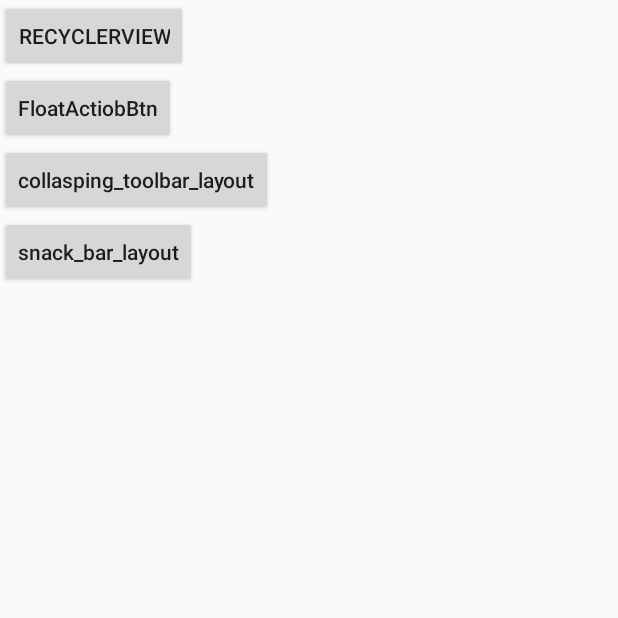
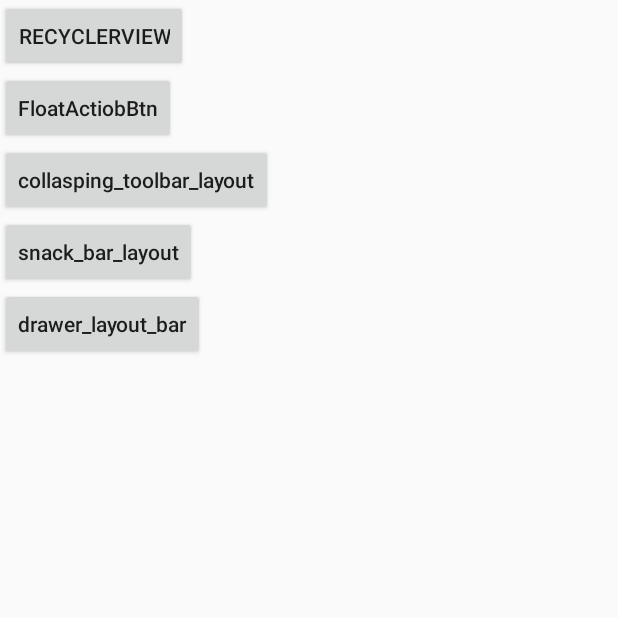
Before and after one commit to yangshaopeng/MaterialDesign, an Android app: the screen it shows after launch (MdMainActivity), on a phone screen of 412 x 824 dp, the top half of it. Run offline under Robolectric (Android 15) with nearby library versions, the phone set to English and light mode, and no system bars; our stand-ins replace Dagger/Hilt's generated code; libraries missing offline, so code that uses them is left out: retrofit2.adapter.rxjava.

Commit message:
DrawerLayout

```diff
--- a/app/src/main/AndroidManifest.xml
+++ b/app/src/main/AndroidManifest.xml
@@ -27,7 +27,8 @@
         <activity android:name=".md.RecyclerViewActivity" />
         <activity android:name=".md.FabActivity" />
         <activity android:name=".md.CollapsingToolBarLayoutActivity" />
-        <activity android:name=".md.SnackBarActivity"></activity>
+        <activity android:name=".md.SnackBarActivity" />
+        <activity android:name=".md.DrawLayoutActivity"></activity>
     </application>
 
 </manifest>
--- a/app/src/main/java/com/hhmt/materialdesign/md/MdMainActivity.java
+++ b/app/src/main/java/com/hhmt/materialdesign/md/MdMainActivity.java
@@ -14,6 +14,7 @@ public class MdMainActivity extends AppCompatActivity implements View.OnClickLis
     private Button floatingActionButton;
     private Button collaspingBtn;
     private Button snackBarBtn;
+    private Button drawerLayoutBtn;
 
     @Override
     protected void onCreate(Bundle savedInstanceState) {
@@ -25,11 +26,13 @@ public class MdMainActivity extends AppCompatActivity implements View.OnClickLis
         floatingActionButton = (Button) findViewById(R.id.float_btn);
         collaspingBtn = (Button) findViewById(R.id.collasping_toolbar_layout);
         snackBarBtn = (Button) findViewById(R.id.snack_bar);
+        drawerLayoutBtn = (Button) findViewById(R.id.drawer_layout_bar);
 
         recyclerBtn.setOnClickListener(this);
         floatingActionButton.setOnClickListener(this);
         collaspingBtn.setOnClickListener(this);
         snackBarBtn.setOnClickListener(this);
+        drawerLayoutBtn.setOnClickListener(this);
     }
 
     @Override
@@ -48,6 +51,9 @@ public class MdMainActivity extends AppCompatActivity implements View.OnClickLis
             case R.id.snack_bar:
                 startActivity(new Intent(this, SnackBarActivity.class));
                 break;
+            case R.id.drawer_layout_bar:
+                startActivity(new Intent(this, DrawLayoutActivity.class));
+                break;
             default:
                 break;
         }
--- a/app/src/main/res/layout/activity_md_main.xml
+++ b/app/src/main/res/layout/activity_md_main.xml
@@ -35,5 +35,13 @@
         android:layout_width="wrap_content"
         android:layout_height="wrap_content" />
 
+    <Button
+        android:id="@+id/drawer_layout_bar"
+        android:fitsSystemWindows="true"
+        android:textAllCaps="false"
+        android:text="drawer_layout_bar"
+        android:layout_width="wrap_content"
+        android:layout_height="wrap_content" />
+
 
 </LinearLayout>
```
Also changed, not shown: app/src/main/java/com/hhmt/materialdesign/md/DrawLayoutActivity.java (added, +32 -0 lines), app/src/main/res/layout/activity_draw_layout.xml (added, +59 -0 lines).
